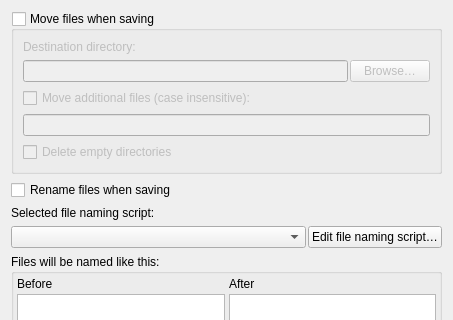
This is ui/options_renaming.ui in metabrainz/picard as Qt 5 draws it before an edit; both pictures show x 0 to 453 and y 0 to 320 of the 453 by 489 pixel window. The edited form follows.
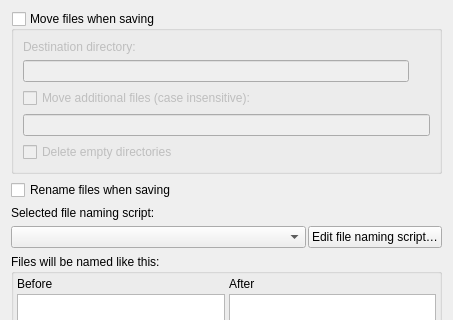
This is the edited form.

Commit message:
File Naming options page:
- add buddies as appropriate
- use icon for open browser button
- add tooltip to open browser button

What changed in the file:
```diff
--- a/ui/options_renaming.ui
+++ b/ui/options_renaming.ui
@@ -51,9 +51,15 @@
          <widget class="QLineEdit" name="move_files_to"/>
         </item>
         <item>
-         <widget class="QPushButton" name="move_files_to_browse">
+         <widget class="QToolButton" name="move_files_to_browse">
+          <property name="toolTip">
+           <string>Select folder in browser</string>
+          </property>
+          <property name="styleSheet">
+           <string notr="true">border: none;</string>
+          </property>
           <property name="text">
-           <string>Browse…</string>
+           <string notr="true"/>
           </property>
          </widget>
         </item>
```
Left out of the diff: 18 changed lines with no effect on the pictures. The commit also changes 2 other files.
